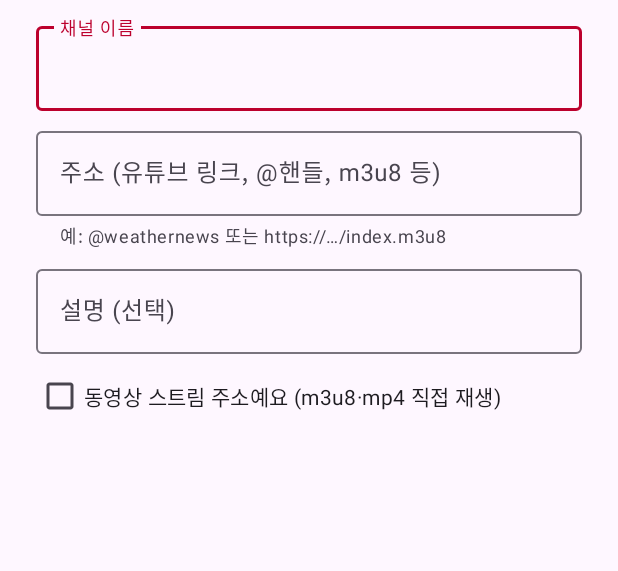
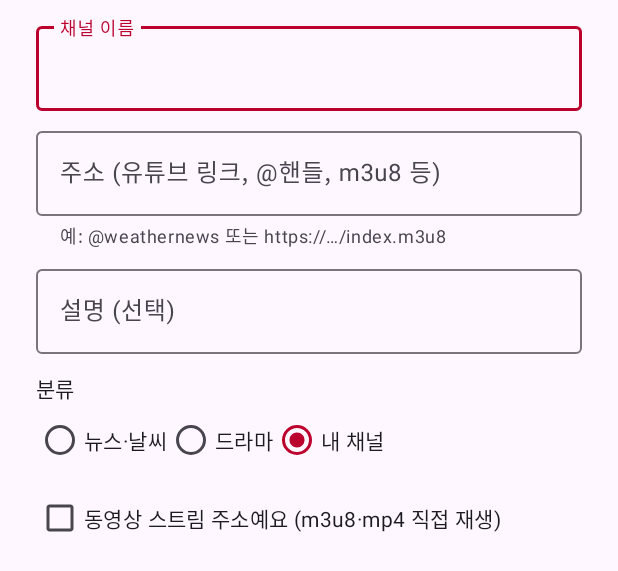
Before and after one commit to Joyong133/Ghj, an Android app: the layout dialog_channel.xml on its own in the app's theme, with its tools: preview values and no code run, on a phone screen of 412 x 824 dp. Shown: the top 571 px of the screen. Run offline under Robolectric (Android 15) with nearby library versions, the phone set to English and light mode, and no system bars; network calls fail.

Commit message:
Add a nonstop 24-hour drama mix channel and DMM TV drama
- "드라마 24시간 (모아 틀기)" (jtv://mix/drama) resolves every YouTube
  drama-category channel in parallel, takes videos round-robin so no
  single channel dominates, shuffles up to 150 and plays them back to
  back; the list is cached for 10 minutes and loops
- Add DMM TV's official drama channel (@dmmtv-drama)
- Channel dialog gets a category choice, so channels the user adds as
  drama join the mix
- Defaults v3 inserts the mix at the top of the drama section and adds
  DMM TV for existing installs; only defaults newer than the stored
  version are added back
- Video candidates per channel raised from 15 to 30

Co-Authored-By: Claude Opus 5.5 <noreply@anthropic.com>
Claude-Session: https://claude.ai/code/session_01KCsUxvBYh2bFyCSWpenKfC

```diff
--- a/japan-tv-app/app/src/main/res/layout/dialog_channel.xml
+++ b/japan-tv-app/app/src/main/res/layout/dialog_channel.xml
@@ -53,6 +53,39 @@
                 android:maxLines="1" />
         </com.google.android.material.textfield.TextInputLayout>
 
+        <TextView
+            android:layout_width="wrap_content"
+            android:layout_height="wrap_content"
+            android:layout_marginTop="12dp"
+            android:text="@string/label_category"
+            android:textAppearance="?attr/textAppearanceLabelLarge" />
+
+        <RadioGroup
+            android:id="@+id/categoryGroup"
+            android:layout_width="match_parent"
+            android:layout_height="wrap_content"
+            android:orientation="horizontal">
+
+            <com.google.android.material.radiobutton.MaterialRadioButton
+                android:id="@+id/catNews"
+                android:layout_width="wrap_content"
+                android:layout_height="wrap_content"
+                android:text="@string/cat_news" />
+
+            <com.google.android.material.radiobutton.MaterialRadioButton
+                android:id="@+id/catDrama"
+                android:layout_width="wrap_content"
+                android:layout_height="wrap_content"
+                android:text="@string/cat_drama" />
+
+            <com.google.android.material.radiobutton.MaterialRadioButton
+                android:id="@+id/catCustom"
+                android:layout_width="wrap_content"
+                android:layout_height="wrap_content"
+                android:checked="true"
+                android:text="@string/cat_custom" />
+        </RadioGroup>
+
         <com.google.android.material.checkbox.MaterialCheckBox
             android:id="@+id/checkStream"
             android:layout_width="wrap_content"
--- a/japan-tv-app/app/src/main/res/values/strings.xml
+++ b/japan-tv-app/app/src/main/res/values/strings.xml
@@ -30,10 +30,14 @@
     <string name="cd_rew">10초 뒤로</string>
     <string name="cd_fwd">10초 앞으로</string>
     <string name="cd_play_pause">재생/일시정지</string>
+    <string name="label_category">분류</string>
+    <string name="cat_news">뉴스·날씨</string>
+    <string name="cat_drama">드라마</string>
+    <string name="cat_custom">내 채널</string>
     <string name="menu_help">사용법</string>
     <string name="menu_goal">하루 목표 시간 정하기</string>
     <string name="menu_auto_resume">앱 켜면 마지막 채널 바로 재생</string>
     <string name="menu_pip">홈 버튼 누르면 작은 화면(PIP)으로 계속 보기</string>
     <string name="menu_restore">기본 채널 다시 넣기</string>
-    <string name="help_text">📺 보는 법\n• 채널을 누르면 지금 방송 중인 라이브를 찾아서 영상만 화면 가득 틀어 줘요.\n• 화면을 한 번 누르면 메뉴가 나와요. ◀ ▶ 버튼이나 화면을 좌우로 밀어서 채널을 바꿀 수 있어요.\n• 메뉴의 \'자막\' 버튼을 누를 때마다 일본어+한국어 → 한국어 → 일본어 → 끔 순서로 바뀌어요. 한국어는 일본어 자막을 구글 번역으로 옮긴 거예요.\n• 자막은 유튜브 자막(자동 생성 포함)이 있는 영상에서만 나와요. 뉴스 생방송은 자막이 없는 경우가 많고, 드라마·동영상은 대부분 자동 생성 자막이 있어요. 메뉴의 자막 버튼에 \'자막 없음\'이 보이면 그 영상엔 자막이 없는 거예요.\n• 🎬 드라마 채널은 공식 채널 영상을 TV처럼 차례로 이어서 틀어 줘요. 메뉴에서 ⏪ ⏯ ⏩, \'다음 영상\'을 쓸 수 있어요.\n• 광고 건너뛰기 버튼을 눌러야 할 땐 메뉴의 \'화면 직접 누르기\'를 쓰세요.\n• 재생 화면은 가로로 고정돼요. 메뉴의 회전 버튼으로 풀 수 있어요.\n• 보는 중에 홈 버튼을 누르면 작은 화면(PIP)으로 다른 앱을 쓰면서 계속 볼 수 있어요.\n• 채널을 길게 누르면 수정·삭제·순서 바꾸기를 할 수 있어요.\n\n➕ 채널 추가\n• 유튜브 채널이나 영상 주소, \@핸들(예: \@weathernews), m3u8 같은 스트림 주소를 넣을 수 있어요.\n• \@핸들만 넣으면 그 채널에서 지금 방송 중인 라이브로 바로 연결돼요.\n\n🇯🇵 공부 팁\n• 처음엔 ウェザーニュース를 추천해요. 날씨 표현이 반복되고 발음이 또박또박해요.\n• 하루 목표 시간을 정하고 매일 조금씩이라도 틀어 두세요. 연속 기록이 쌓여요.\n\nℹ️ 기본 채널은 일본 방송사가 유튜브에 무료로 공개한 공식 라이브예요. 유튜브 광고가 나올 수 있어요. TVer, NHK+ 같은 일본 국내 전용 서비스는 한국에서 볼 수 없어요.</string>
+    <string name="help_text">📺 보는 법\n• 채널을 누르면 지금 방송 중인 라이브를 찾아서 영상만 화면 가득 틀어 줘요.\n• 화면을 한 번 누르면 메뉴가 나와요. ◀ ▶ 버튼이나 화면을 좌우로 밀어서 채널을 바꿀 수 있어요.\n• 메뉴의 \'자막\' 버튼을 누를 때마다 일본어+한국어 → 한국어 → 일본어 → 끔 순서로 바뀌어요. 한국어는 일본어 자막을 구글 번역으로 옮긴 거예요.\n• 자막은 유튜브 자막(자동 생성 포함)이 있는 영상에서만 나와요. 뉴스 생방송은 자막이 없는 경우가 많고, 드라마·동영상은 대부분 자동 생성 자막이 있어요. 메뉴의 자막 버튼에 \'자막 없음\'이 보이면 그 영상엔 자막이 없는 거예요.\n• 📺 \'드라마 24시간 (모아 틀기)\'는 드라마 채널들의 영상을 섞어서 쉬지 않고 틀어 줘요. 채널을 추가할 때 분류를 \'드라마\'로 고르면 그 채널도 같이 섞여요.\n• 🎬 드라마 채널은 공식 채널 영상을 TV처럼 차례로 이어서 틀어 줘요. 메뉴에서 ⏪ ⏯ ⏩, \'다음 영상\'을 쓸 수 있어요.\n• 광고 건너뛰기 버튼을 눌러야 할 땐 메뉴의 \'화면 직접 누르기\'를 쓰세요.\n• 재생 화면은 가로로 고정돼요. 메뉴의 회전 버튼으로 풀 수 있어요.\n• 보는 중에 홈 버튼을 누르면 작은 화면(PIP)으로 다른 앱을 쓰면서 계속 볼 수 있어요.\n• 채널을 길게 누르면 수정·삭제·순서 바꾸기를 할 수 있어요.\n\n➕ 채널 추가\n• 유튜브 채널이나 영상 주소, \@핸들(예: \@weathernews), m3u8 같은 스트림 주소를 넣을 수 있어요.\n• \@핸들만 넣으면 그 채널에서 지금 방송 중인 라이브로 바로 연결돼요.\n\n🇯🇵 공부 팁\n• 처음엔 ウェザーニュース를 추천해요. 날씨 표현이 반복되고 발음이 또박또박해요.\n• 하루 목표 시간을 정하고 매일 조금씩이라도 틀어 두세요. 연속 기록이 쌓여요.\n\nℹ️ 기본 채널은 일본 방송사가 유튜브에 무료로 공개한 공식 라이브예요. 유튜브 광고가 나올 수 있어요. TVer, NHK+ 같은 일본 국내 전용 서비스는 한국에서 볼 수 없어요.</string>
 </resources>
```
Also changed, not shown: japan-tv-app/app/src/main/java/com/ghj/japantv/Channel.java (+7 -0 lines), japan-tv-app/app/src/main/java/com/ghj/japantv/ChannelStore.java (+41 -7 lines), japan-tv-app/app/src/main/java/com/ghj/japantv/LiveResolver.java (+43 -1 lines), japan-tv-app/app/src/main/java/com/ghj/japantv/MainActivity.java (+13 -1 lines), japan-tv-app/app/src/main/java/com/ghj/japantv/PlayerActivity.java (+43 -2 lines), 1 other file.
